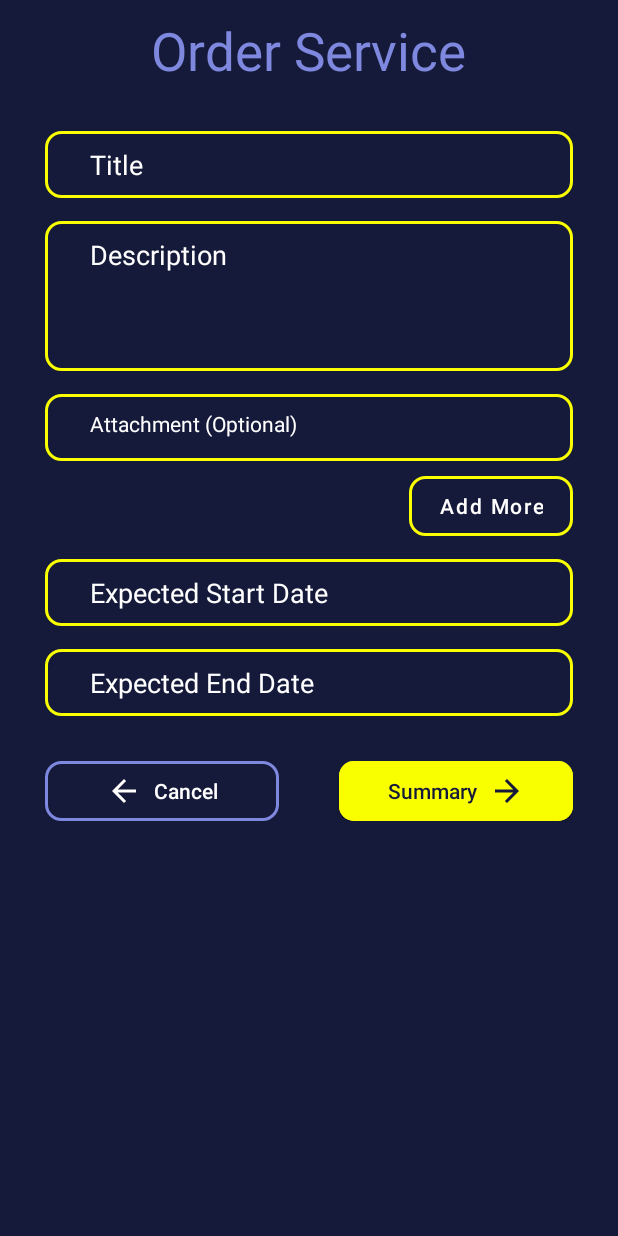
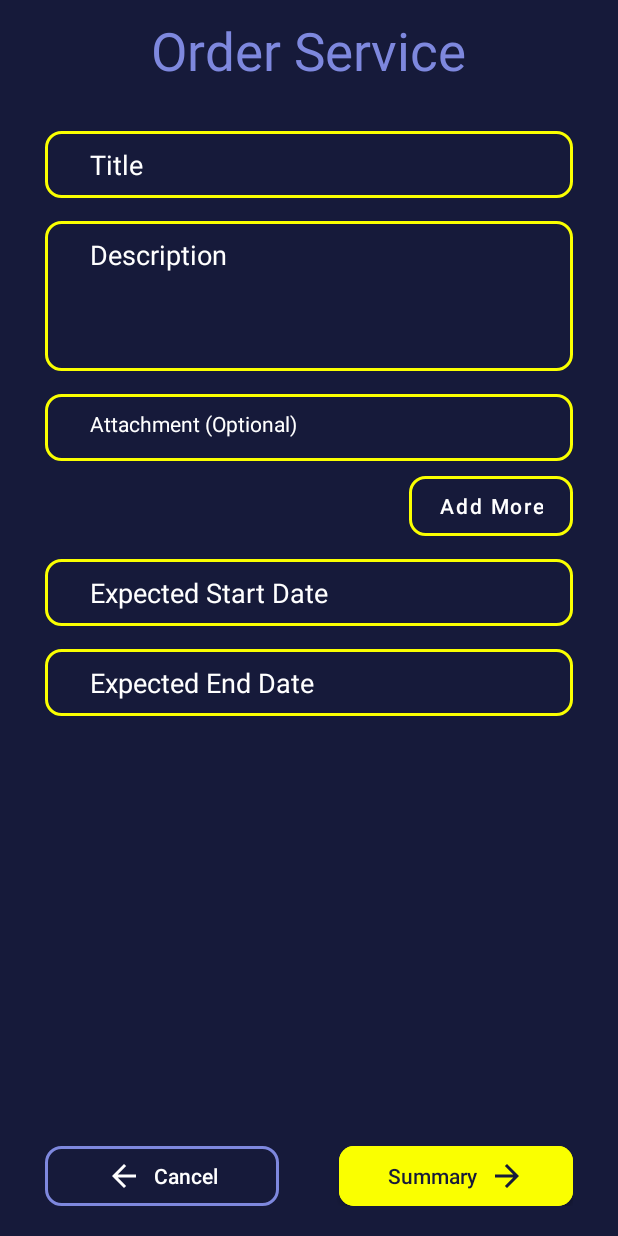
Before and after one commit to MeanLesss/STEP_UP, an Android app: the OrderServiceActivity screen opened directly, with no data from a screen before it, on a phone screen of 412 x 824 dp. Run offline under Robolectric (Android 15) with nearby library versions, the phone set to English and light mode, and no system bars; our stand-ins replace RxJava; network calls fail; Roboto replaces fonts that are not available here.

```diff
--- a/STEP_UP_Mobile/app/src/main/res/layout/activity_order_service.xml
+++ b/STEP_UP_Mobile/app/src/main/res/layout/activity_order_service.xml
@@ -10,6 +10,7 @@
     <ScrollView
         android:layout_width="match_parent"
         android:layout_height="match_parent"
+        android:layout_above="@id/buttonLayout"
         android:overScrollMode="never">
 
         <LinearLayout
@@ -136,12 +137,17 @@
                 android:singleLine="true"
                 android:textColor="@color/white"
                 android:textColorHint="@color/white" />
+        </LinearLayout>
+    </ScrollView>
 
     <LinearLayout
+        android:id="@+id/buttonLayout"
         android:layout_width="match_parent"
         android:layout_height="wrap_content"
+        android:layout_alignParentBottom="true"
         android:layout_marginHorizontal="30dp"
-                android:layout_marginTop="30dp"
+        android:layout_marginTop="10dp"
+        android:layout_marginBottom="20dp"
         android:gravity="center_horizontal"
         android:orientation="horizontal">
 
@@ -180,7 +186,4 @@
             app:iconTint="@color/selected_color" />
 
     </LinearLayout>
-
-        </LinearLayout>
-    </ScrollView>
 </RelativeLayout>
--- a/STEP_UP_Mobile/app/src/main/res/layout/activity_service_detail.xml
+++ b/STEP_UP_Mobile/app/src/main/res/layout/activity_service_detail.xml
@@ -25,7 +25,6 @@
                 android:id="@+id/title"
                 android:layout_width="wrap_content"
                 android:layout_height="wrap_content"
-                android:text="Title"
                 android:maxLines="1"
                 android:ellipsize="end"
                 android:textColor="@color/white"
@@ -89,7 +88,6 @@
                     android:layout_height="wrap_content"
                     android:layout_gravity="center_vertical"
                     android:layout_marginStart="5dp"
-                    android:text="Software Development"
                     android:textColor="@color/white"
                     android:textSize="15sp" />
 
@@ -103,7 +101,6 @@
                 android:ellipsize="end"
                 android:maxLines="3"
                 android:minLines="3"
-                android:text="Description"
                 android:textColor="@color/white"
                 android:textSize="15sp" />
 
@@ -127,7 +124,6 @@
                     android:layout_height="wrap_content"
                     android:layout_gravity="center_vertical"
                     android:layout_marginStart="5dp"
-                    android:text="$500"
                     android:textColor="@color/white"
                     android:textSize="15sp" />
 
```
Lines whose indentation alone changed are shown as unchanged.
